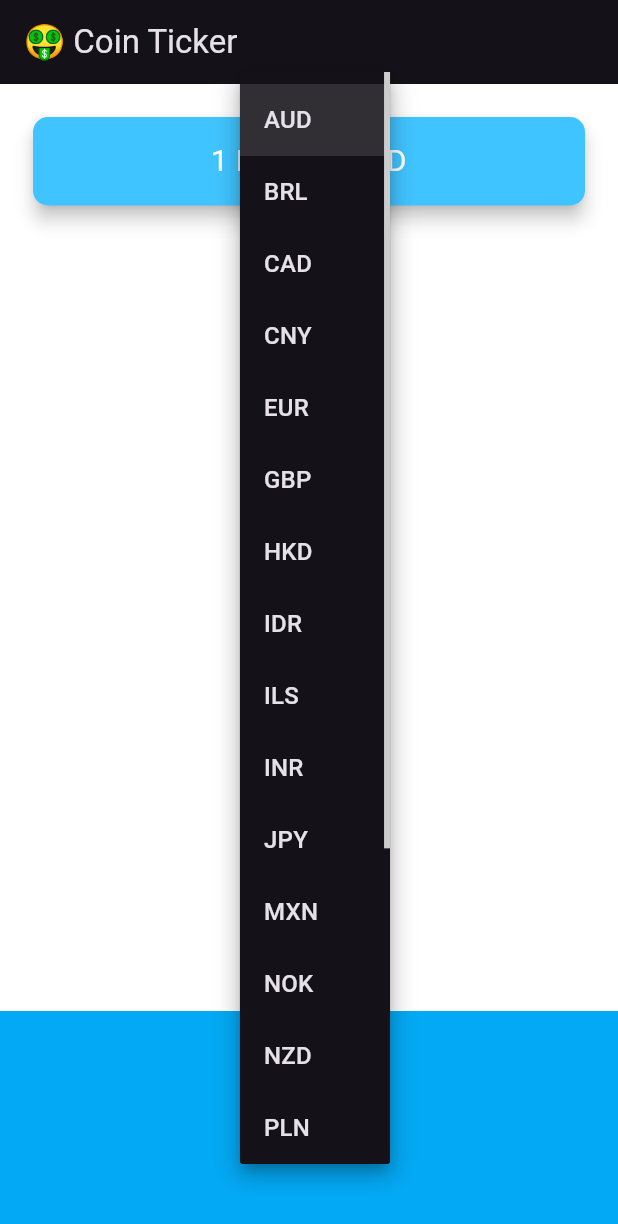
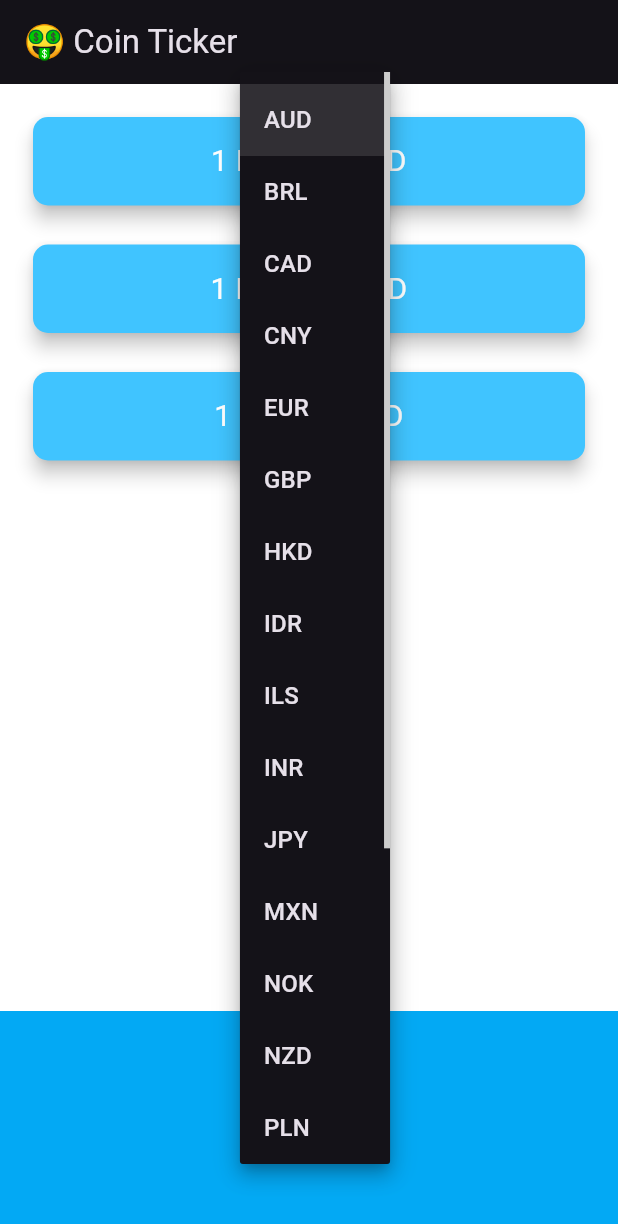
Before and after one commit to md-bd/flutter-projects, a Flutter app: the screen it shows after launch, after a tap on "AUD", on a phone screen of 412 x 824 dp. Shown: the top 1224 px of the screen. Run offline on Flutter 3.47's test engine with Material 3 defaults, Android fonts, the phone set to English and light mode, and no system bars; our stand-ins replace audioplayers, flutter_spinkit, font_awesome_flutter, geolocator, rflutter_alert; network calls fail.

Commit message:
todo 1-6 complete

```diff
--- a/CourseApplications/bitcoin_ticker/lib/coin_data.dart
+++ b/CourseApplications/bitcoin_ticker/lib/coin_data.dart
@@ -33,21 +33,29 @@ const List<String> cryptoList = [
 
 const coinAPIURL = 'https://rest.coinapi.io/v1/exchangerate';
 const apiKey = '50995322-54B0-48E6-A072-396AA792BF53';
+// const apiKey = '';
 
 class CoinData {
   //TODO 3: Update getCoinData to take the selectedCurrency as an input.
   Future getCoinData(String selectedCurrency) async {
     //TODO 4: Use a for loop here to loop through the cryptoList and request the data for each of them in turn.
-    //TODO 5: Return a Map of the results instead of a single value.
-    String requestURL = '$coinAPIURL/BTC/$selectedCurrency?apikey=$apiKey';
+    Map<String, String> lastPriceMap = {};
+    for (String cryptoCurrency in cryptoList) {
+      String requestURL = '$coinAPIURL/$cryptoCurrency/$selectedCurrency?apikey=$apiKey';
       http.Response response = await http.get(Uri.parse(requestURL));
       if (response.statusCode == 200) {
         var decodedData = jsonDecode(response.body);
         var lastPrice = decodedData['rate'];
-      return lastPrice;
+        lastPriceMap[cryptoCurrency] = lastPrice.toStringAsFixed(0);
       } else {
         print(response.statusCode);
         throw 'Problem with the get request';
       }
     }
+    //TODO 5: Return a Map of the results instead of a single value.
+    print(lastPriceMap); // {BTC: 84101.09351741751, ETH: 4400.270973440401, LTC: 92.90122806731469}
+    return lastPriceMap;
+
+
   }
+}
--- a/CourseApplications/bitcoin_ticker/lib/price_screen.dart
+++ b/CourseApplications/bitcoin_ticker/lib/price_screen.dart
@@ -52,16 +52,20 @@ class _PriceScreenState extends State<PriceScreen> {
     );
   }
 
+  Map<String, String> coinValues = {};
   String value = '?';
 
   //TODO 7: Figure out a way of displaying a '?' on screen while we're waiting for the price data to come back. Hint: You'll need a ternary operator.
+  bool isWaiting = true;
 
   //TODO 6: Update this method to receive a Map containing the crypto:price key value pairs. Then use that map to update the CryptoCards.
   void getData() async {
+    isWaiting = true;
     try {
-      double data = await CoinData().getCoinData(selectedCurrency);
+      var lastPriceMap = await CoinData().getCoinData(selectedCurrency);
+      isWaiting = false;
       setState(() {
-        value = data.toStringAsFixed(0);
+        coinValues = lastPriceMap;
       });
     } catch (e) {
       print(e);
@@ -89,27 +93,15 @@ class _PriceScreenState extends State<PriceScreen> {
           //TODO 1: Refactor this Padding Widget into a separate Stateless Widget called CryptoCard, so we can create 3 of them, one for each cryptocurrency.
           //TODO 2: You'll need to able to pass the selectedCurrency, value and cryptoCurrency to the constructor of this CryptoCard Widget.
           //TODO 3: You'll need to use a Column Widget to contain the three CryptoCards.
-          Padding(
-            padding: EdgeInsets.fromLTRB(18.0, 18.0, 18.0, 0),
-            child: Card(
-              color: Colors.lightBlueAccent,
-              elevation: 5.0,
-              shape: RoundedRectangleBorder(
-                borderRadius: BorderRadius.circular(10.0),
-              ),
-              child: Padding(
-                padding: EdgeInsets.symmetric(vertical: 15.0, horizontal: 28.0),
-                child: Text(
-                  '1 BTC = $value $selectedCurrency',
-                  textAlign: TextAlign.center,
-                  style: TextStyle(
-                    fontSize: 20.0,
-                    color: Colors.white,
-                  ),
-                ),
-              ),
-            ),
+          Column(
+            crossAxisAlignment: CrossAxisAlignment.stretch,
+            children: [
+              CryptoCard(value: isWaiting ? '?' : coinValues['BTC'] ?? '*', selectedCurrency: selectedCurrency, cryptoCurrency: 'BTC',),
+              CryptoCard(value: isWaiting ? '?' : coinValues['ETH'] ?? '*', selectedCurrency: selectedCurrency, cryptoCurrency: 'ETH',),
+              CryptoCard(value: isWaiting ? '?' : coinValues['LTC'] ?? '*', selectedCurrency: selectedCurrency, cryptoCurrency: 'LTC',),
+            ],
           ),
+
           Container(
             height: 150.0,
             alignment: Alignment.center,
@@ -122,3 +114,41 @@ class _PriceScreenState extends State<PriceScreen> {
     );
   }
 }
+
+class CryptoCard extends StatelessWidget {
+  const CryptoCard({
+    super.key,
+    required this.value,
+    required this.selectedCurrency,
+    required this.cryptoCurrency
+  });
+
+  final String value;
+  final String selectedCurrency;
+  final String cryptoCurrency;
+
+  @override
+  Widget build(BuildContext context) {
+    return Padding(
+      padding: EdgeInsets.fromLTRB(18.0, 18.0, 18.0, 0),
+      child: Card(
+        color: Colors.lightBlueAccent,
+        elevation: 5.0,
+        shape: RoundedRectangleBorder(
+          borderRadius: BorderRadius.circular(10.0),
+        ),
+        child: Padding(
+          padding: EdgeInsets.symmetric(vertical: 15.0, horizontal: 28.0),
+          child: Text(
+            '1 $cryptoCurrency = $value $selectedCurrency',
+            textAlign: TextAlign.center,
+            style: TextStyle(
+              fontSize: 20.0,
+              color: Colors.white,
+            ),
+          ),
+        ),
+      ),
+    );
+  }
+}
```
Lines whose indentation alone changed are shown as unchanged.
